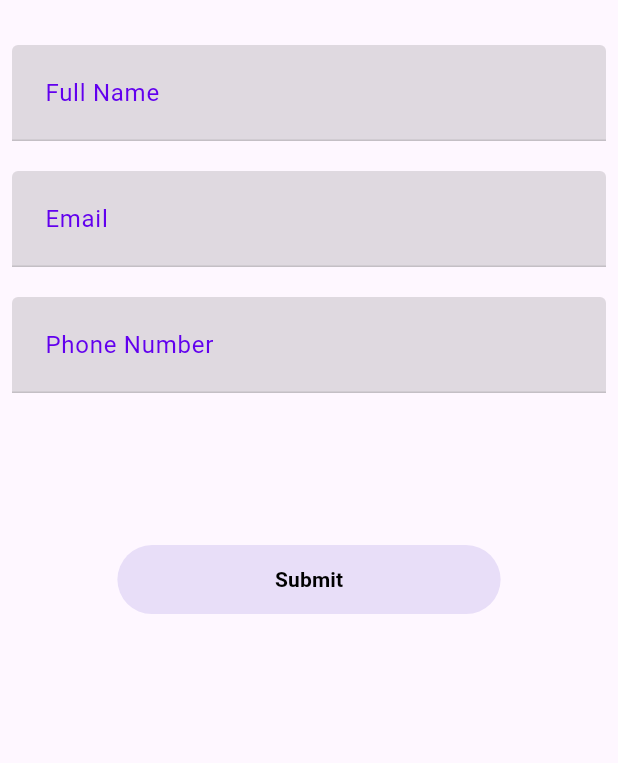
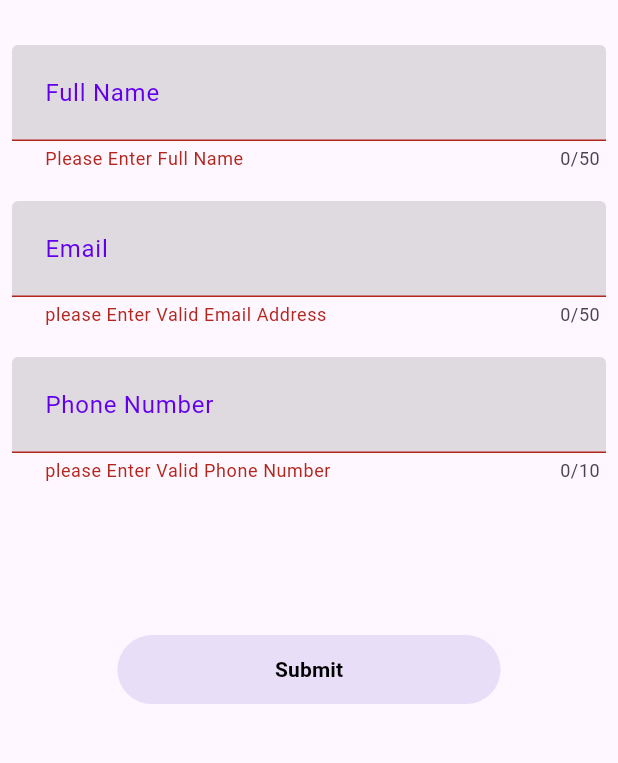
Before and after one commit to wearecmile/kode_and_run_week2, a Flutter app: the RegistrationScreen screen opened by its route, after a tap on "Submit", on a phone screen of 412 x 824 dp, the part 339-1102 px from its top. Run offline on Flutter 3.47's test engine with Material 2 defaults, Android fonts, the phone set to English and light mode, and no system bars; our stand-ins replace flutter_svg, intl_phone_field; network calls fail; Roboto replaces fonts that are missing (poppins).

Commit message:
Resolved Accourding to Pr

```diff
--- a/lib/main.dart
+++ b/lib/main.dart
@@ -46,7 +46,6 @@ class MyApp extends StatelessWidget {
           primarySwatch: Colors.blue,
         ),
 
-
         ///Routes
         routes: <String, WidgetBuilder>{
           login: (BuildContext context) => LoginScreen(),
--- a/lib/screens/login/view/login_screen.dart
+++ b/lib/screens/login/view/login_screen.dart
@@ -1,6 +1,5 @@
 import 'package:flutter/material.dart';
 import 'package:flutter_svg/svg.dart';
-import 'package:meet_well/screens/registration/controller/registration_controller.dart';
 import 'package:meet_well/utils/constants/number_constants.dart';
 import 'package:meet_well/utils/constants/string_constants.dart';
 import 'package:intl_phone_field/intl_phone_field.dart';
@@ -124,10 +123,11 @@ class _LoginScreenState extends State<LoginScreen> {
                   child: Form(
                     key: _phoneNumberValidation,
                     child: IntlPhoneField(
+                      cursorHeight: NumberConstant.doubleTwenty,
                       inputFormatters: formValidationMethod(
                           ValidationParamsEnum.phoneno.name),
                       flagsButtonPadding: const EdgeInsets.only(
-                          top: NumberConstant.doubleEighteen,
+                          top: NumberConstant.doubleTwentyThree,
                           bottom: NumberConstant.doubleEighteen),
                       controller: numberProvider?.phoneNumberController,
                       decoration: const InputDecoration(
--- a/lib/screens/registration/view/registration_screen.dart
+++ b/lib/screens/registration/view/registration_screen.dart
@@ -6,12 +6,12 @@ import '../../../utils/constants/enum_constants.dart';
 import '../../../utils/constants/number_constants.dart';
 import '../../../utils/constants/string_constants.dart';
 import '../../../utils/constants/util.dart';
-import '../../../utils/widgets/custom_textfield.dart';
+import '../../../utils/widgets/custom_text_field.dart';
 import '../../login/controller/login_controller.dart';
 import '../controller/registration_controller.dart';
 
 class RegistrationScreen extends StatefulWidget {
-  RegistrationScreen({super.key});
+  const RegistrationScreen({super.key});
 
   @override
   State<RegistrationScreen> createState() => _RegistrationScreenState();
@@ -20,6 +20,7 @@ class RegistrationScreen extends StatefulWidget {
 class _RegistrationScreenState extends State<RegistrationScreen> {
   RegistrationController? registrationController;
   LoginController? loginController;
+  final GlobalKey<FormState> _formKey = GlobalKey<FormState>();
 
   @override
   void initState() {
@@ -35,7 +36,7 @@ class _RegistrationScreenState extends State<RegistrationScreen> {
     ///(setState() or markNeedsBuild() called during build.) facing this error so put on WidgetsBinding.instance.addPostFrameCallback
     WidgetsBinding.instance.addPostFrameCallback((_) {
       registrationController?.numberController.text =
-          loginController?.number ?? "";
+          loginController?.number ?? StringConstant.textEmpty;
     });
   }
 
@@ -55,9 +56,10 @@ class _RegistrationScreenState extends State<RegistrationScreen> {
   Widget build(BuildContext context) {
     return Scaffold(
       appBar: AppBar(
-        backgroundColor: Colors.transparent,
+        backgroundColor: transparentColor,
         title: const Text(StringConstant.textAddMemberDetail),
-        ///todo For User Edit Implement Later
+
+        ///todo For User Edit Implementation Later
         // actions: [
         //   InkWell(
         //     onTap: () {},
@@ -76,14 +78,15 @@ class _RegistrationScreenState extends State<RegistrationScreen> {
           ),
           const CircleAvatar(
             radius: NumberConstant.doubleEighty,
+
             ///its dummy for now
-            backgroundImage: AssetImage("assets/png/meetwell_logo.png"),
+            backgroundImage: AssetImage(StringConstant.icMeetWellLogoPng),
             child: Stack(children: [
               Align(
                 alignment: Alignment.bottomRight,
                 child: CircleAvatar(
                   radius: NumberConstant.doubleTwenty,
-                  backgroundColor: Colors.black26,
+                  backgroundColor: blackColor26,
                   child: Icon(Icons.edit),
                 ),
               ),
@@ -94,6 +97,8 @@ class _RegistrationScreenState extends State<RegistrationScreen> {
           ),
           Padding(
             padding: const EdgeInsets.all(NumberConstant.doubleEight),
+            child: Form(
+              key: _formKey,
               child: Column(
                 mainAxisAlignment: MainAxisAlignment.spaceEvenly,
                 children: [
@@ -102,30 +107,61 @@ class _RegistrationScreenState extends State<RegistrationScreen> {
                     textFieldHint: StringConstant.textFullName,
                     textInputType: TextInputType.text,
                     controller: registrationController?.nameController,
-                  onSubmitField: () {},
                     inputFormatter:
                         formValidationMethod(ValidationParamsEnum.name.name),
+                    validator: (String? value) {
+                      if (value!.isEmpty) {
+                        return StringConstant.textErrorFullName;
+                      }
+                      return null;
+                    },
+                    onChanged: () {
+                      setState(() {
+                        _formKey.currentState!.validate();
+                      });
+                    },
                   ),
                   WidgetEditTextField(
                     maxLength: NumberConstant.intFifty,
                     textFieldHint: StringConstant.textEmail,
                     textInputType: TextInputType.emailAddress,
                     controller: registrationController?.emailController,
-                  onSubmitField: () {},
                     inputFormatter:
                         formValidationMethod(ValidationParamsEnum.email.name),
+                    validator: (String? value) {
+                      if (value!.isEmpty) {
+                        return StringConstant.textErrorEmail;
+                      }
+                      return null;
+                    },
+                    onChanged: () {
+                      setState(() {
+                        _formKey.currentState!.validate();
+                      });
+                    },
                   ),
                   WidgetEditTextField(
                     maxLength: NumberConstant.intTen,
                     textFieldHint: StringConstant.textPhoneNumber,
                     textInputType: TextInputType.phone,
                     controller: registrationController?.numberController,
-                  onSubmitField: (value) {
-                  },
                     inputFormatter:
                         formValidationMethod(ValidationParamsEnum.phoneno.name),
+                    validator: (String? value) {
+                      if (value!.isEmpty ||
+                          value.length != NumberConstant.intTen) {
+                        return StringConstant.textErrorPhoneNumber;
+                      }
+                      return null;
+                    },
+                    onChanged: () {
+                      setState(() {
+                        _formKey.currentState!.validate();
+                      });
+                    },
                   ),
                 ],
+              ),
             ),
           ),
           SizedBox(
@@ -135,6 +171,9 @@ class _RegistrationScreenState extends State<RegistrationScreen> {
           ElevatedButton(
               onPressed: () {
                 ///Todo
+                if (_formKey.currentState!.validate()) {
+
+                }
               },
               style: ElevatedButton.styleFrom(
                   elevation: NumberConstant.doubleZero,
@@ -152,7 +191,7 @@ class _RegistrationScreenState extends State<RegistrationScreen> {
                 child: Text(
                   StringConstant.textSubmit,
                   style: TextStyle(
-                    color: Colors.black,
+                    color: blackColor,
                     fontWeight: FontWeight.bold,
                   ),
                 ),
--- a/lib/utils/constants/color_constants.dart
+++ b/lib/utils/constants/color_constants.dart
@@ -7,6 +7,8 @@ const whiteColor = Color(0xFFFFFFFF);
 const lightBlue = Colors.lightBlueAccent;
 const lightBlueColor = Colors.lightBlueAccent;
 const blackColor = Colors.black;
+const blackColor12 = Colors.black12;
+const blackColor26 = Colors.black26;
 const greyColor = Colors.grey;
 const transparentColor = Colors.transparent;
 const borderColor = Color(0xFFEAEAEA);
@@ -35,6 +37,7 @@ const postSubTitleTextColor = listTextSecondaryColor;
 const textBackGroundContainer = Color(0xff3a3a3a);
 const buttonColor = Color( 0xFFE8DEF8);
 const buttonBackGroundColor = Color(0xFFE6E0E9);
+const textFormFieldElementsColor = Color(0xFF6200EE);
 
 
 //home Bottom sheet
--- a/lib/utils/constants/number_constants.dart
+++ b/lib/utils/constants/number_constants.dart
@@ -137,6 +137,7 @@ class NumberConstant {
   static const double doubleTwenty = 20.0;
   static const double doubleTwentyOne = 21.0;
   static const double doubleTwentyTwo = 22.0;
+  static const double doubleTwentyThree = 23.0;
   static const double doubleTwentyFour = 24.0;
   static const double doubleTwentyFive = 25.0;
   static const double doubleTwentySix = 26.0;
--- a/lib/utils/constants/string_constants.dart
+++ b/lib/utils/constants/string_constants.dart
@@ -17,6 +17,9 @@ class StringConstant {
   //Boolean constants
   static const bool boolTrue = true;
   static const bool boolFalse = false;
+
+//ImageAssets
+  static const String icMeetWellLogoPng = "assets/png/meetwell_logo.png";
 
   //ImageAssets svg
   static const String icMeetWellLogo = "assets/svg/ic_meet_well_logo.svg";
@@ -47,4 +50,9 @@ class StringConstant {
   static const String textFullName = "Full Name";
   static const String textEmail = "Email";
 
+  //errorMessages
+  static const String textErrorFullName = "Please Enter Full Name";
+  static const String textErrorPhoneNumber = "please Enter Valid Phone Number";
+  static const String textErrorEmail = "please Enter Valid Email Address";
+
 }
--- a/lib/utils/widgets/custom_textfield.dart
+++ b/lib/utils/widgets/custom_text_field.dart
@@ -1,5 +1,9 @@
 import 'package:flutter/material.dart';
 import 'package:flutter/services.dart';
+import 'package:meet_well/utils/constants/number_constants.dart';
+import 'package:meet_well/utils/constants/string_constants.dart';
+
+import '../constants/color_constants.dart';
 
 class WidgetEditTextField extends StatefulWidget {
   //String
@@ -22,16 +26,17 @@ class WidgetEditTextField extends StatefulWidget {
   final TextEditingController? controller;
   final Widget? suffixIcon;
   final Widget? prefixIcon;
-  final Function onSubmitField;
   final Function? onChanged;
   final Function? onTap;
+  final String? Function(String?) validator;
 
   final List<TextInputFormatter>? inputFormatter;
 
   final FocusNode? focusNode;
 
-  const WidgetEditTextField(
-      {Key? key,
+  const WidgetEditTextField({
+    Key? key,
+    required this.validator,
     required this.textFieldHint,
     required this.textInputType,
     this.textInputAction = TextInputAction.next,
@@ -40,7 +45,6 @@ class WidgetEditTextField extends StatefulWidget {
     this.suffixIcon,
     this.prefixIcon,
     this.maxLength,
-        required this.onSubmitField,
     this.onChanged,
     this.helperText,
     this.isFilled = true,
@@ -50,8 +54,7 @@ class WidgetEditTextField extends StatefulWidget {
     this.inputFormatter,
     this.focusNode,
     this.onTap,
-      })
-      : super(key: key);
+  }) : super(key: key);
 
   @override
   State<WidgetEditTextField> createState() => _WidgetEditTextFieldState();
@@ -62,53 +65,49 @@ class _WidgetEditTextFieldState extends State<WidgetEditTextField> {
   Widget build(BuildContext context) {
     return Padding(
         padding: const EdgeInsets.only(
-          top: 10,
-          bottom: 10,
+          top: NumberConstant.doubleTen,
+          bottom: NumberConstant.doubleTen,
         ),
-        child: TextField(
-          cursorColor:  Color(0xFF6200EE),
+        child: TextFormField(
+          validator: widget.validator,
+          cursorColor: textFormFieldElementsColor,
           focusNode: widget.focusNode,
           inputFormatters: widget.inputFormatter,
-          readOnly: widget.isReadOnly ?? false,
+          readOnly: widget.isReadOnly ?? StringConstant.boolFalse,
           enabled: widget.isEnabled,
           controller: widget.controller,
           style: const TextStyle(
-              fontSize: 14,
-              // fontFamily: StringConstant.fontIBMPlexMonoRegular,
+              fontSize: NumberConstant.doubleFourteen,
               fontWeight: FontWeight.w400),
           decoration: InputDecoration(
-            focusColor:  Color(0xFF6200EE),
-              labelStyle: TextStyle(
-                color: Color(0xFF6200EE),
+              focusColor: textFormFieldElementsColor,
+              labelStyle: const TextStyle(
+                color: textFormFieldElementsColor,
               ),
-              enabledBorder: UnderlineInputBorder(
-                borderSide: BorderSide(color: Colors.black12),
+              enabledBorder: const UnderlineInputBorder(
+                borderSide: BorderSide(color: blackColor12),
               ),
-              focusedBorder: UnderlineInputBorder(
-                borderSide: BorderSide(color: Color(0xFF6200EE)),
+              focusedBorder: const UnderlineInputBorder(
+                borderSide: BorderSide(color: textFormFieldElementsColor),
               ),
               labelText: widget.textFieldHint,
-              counterText: "",
               contentPadding: const EdgeInsets.only(
-                top: 14,
-                bottom: 13,
-                left: 18,
+                top: NumberConstant.doubleFourteen,
+                bottom: NumberConstant.doubleThirteen,
+                left: NumberConstant.doubleEighteen,
               ),
               filled: widget.isFilled,
               hintStyle: const TextStyle(
-                  color: Colors.black12,
-                  fontSize: 14,
+                  color: blackColor12,
+                  fontSize: NumberConstant.doubleFourteen,
                   // fontFamily: StringConstant.fontIBMPlexMonoRegular,
                   fontWeight: FontWeight.w400),
               hintText: widget.textFieldHint,
-               fillColor: Colors.black12,
+              fillColor: blackColor12,
               suffixIcon: widget.suffixIcon,
               helperText: widget.helperText,
               prefixIcon: widget.prefixIcon),
           keyboardType: widget.textInputType,
-          onSubmitted: (value) {
-            widget.onSubmitField();
-          },
           obscureText: widget.obscureText,
           maxLength: widget.maxLength,
           onChanged: (value) {
```
Lines whose indentation alone changed are shown as unchanged.
